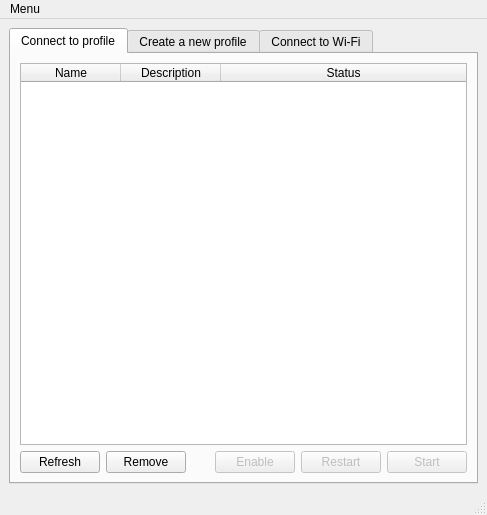
The window that sources/gui/src/mainwindow.ui (arcan1s/netctl-gui) describes before a commit, drawn with Qt 5.
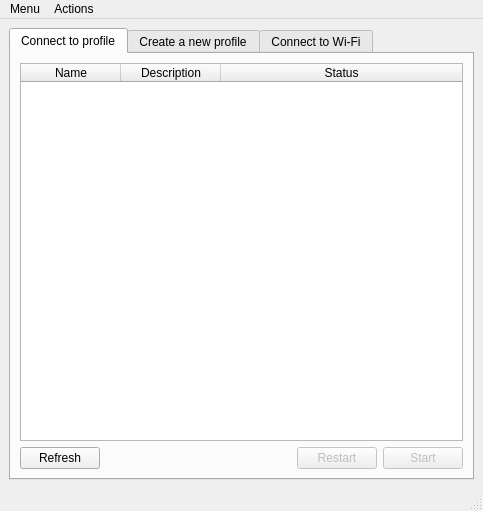
The same window after the commit. Icons and pictures are not drawn.

What changed in the file:
```diff
--- a/sources/gui/src/mainwindow.ui
+++ b/sources/gui/src/mainwindow.ui
@@ -6,8 +6,8 @@
    <rect>
     <x>0</x>
     <y>0</y>
-    <width>487</width>
-    <height>515</height>
+    <width>483</width>
+    <height>511</height>
    </rect>
   </property>
   <property name="windowTitle">
@@ -89,16 +89,6 @@
             </property>
            </widget>
           </item>
-          <item>
-           <widget class="QPushButton" name="pushButton_mainRemove">
-            <property name="text">
-             <string>Remove</string>
-            </property>
-            <property name="autoDefault">
-             <bool>true</bool>
-            </property>
-           </widget>
-          </item>
           <item>
            <spacer name="spacer_mainButtons">
             <property name="orientation">
@@ -112,19 +102,6 @@
             </property>
            </spacer>
           </item>
-          <item>
-           <widget class="QPushButton" name="pushButton_mainEnable">
-            <property name="enabled">
-             <bool>false</bool>
-            </property>
-            <property name="text">
-             <string>Enable</string>
-            </property>
-            <property name="autoDefault">
-             <bool>true</bool>
-            </property>
-           </widget>
-          </item>
           <item>
            <widget class="QPushButton" name="pushButton_mainRestart">
             <property name="enabled">
@@ -371,7 +348,7 @@
     <rect>
      <x>0</x>
      <y>0</y>
-     <width>487</width>
+     <width>483</width>
      <height>22</height>
     </rect>
    </property>
@@ -382,7 +359,27 @@
     <addaction name="actionSettings"/>
     <addaction name="actionQuit"/>
    </widget>
+   <widget class="QMenu" name="menuActions">
+    <property name="title">
+     <string>Actions</string>
+    </property>
+    <addaction name="actionMainRefresh"/>
+    <addaction name="actionWifiRefresh"/>
+    <addaction name="actionProfileClear"/>
+    <addaction name="separator"/>
+    <addaction name="actionMainStart"/>
+    <addaction name="actionMainRestart"/>
+    <addaction name="actionMainEnable"/>
+    <addaction name="actionProfileLoad"/>
+    <addaction name="actionProfileSave"/>
+    <addaction name="actionWifiStart"/>
+    <addaction name="separator"/>
+    <addaction name="actionMainEdit"/>
+    <addaction name="actionMainRemove"/>
+    <addaction name="actionProfileRemove"/>
+   </widget>
    <addaction name="menuMenu"/>
+   <addaction name="menuActions"/>
   </widget>
   <widget class="QStatusBar" name="statusBar"/>
   <action name="actionSettings">
```
Left out of the diff: 107 changed lines with no effect on the pictures.
